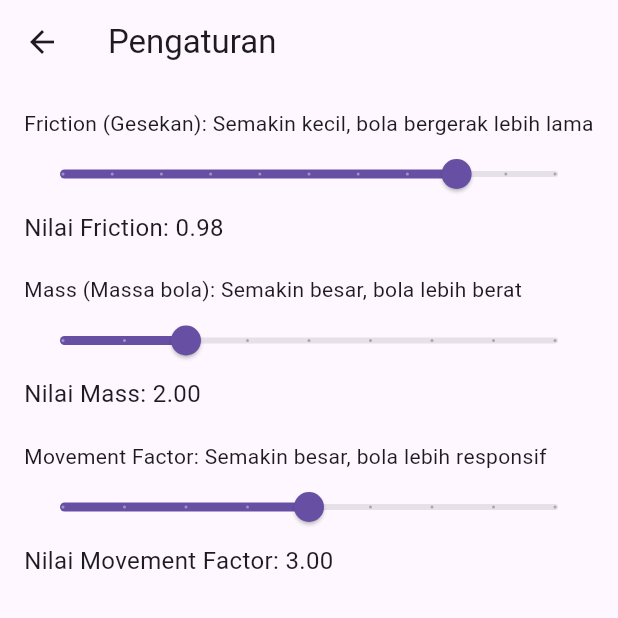
After one commit to Syawalridho/grand-ball-auto, a Flutter app: the MainGameScreen screen opened directly, after a tap on "Aktifkan Sensor Cahaya", after a tap on "Pengaturan", on a phone screen of 412 x 824 dp, the top half of it. The commit adds this screen. Run offline on Flutter 3.47's test engine with Material 3 defaults, Android fonts, the light colour scheme and no system bars; our stand-ins replace image_picker, sensors_plus, stop_watch_timer; missing offline and left inert: flame, light.

Commit message:
feat: integrating game to menu

```diff
--- /dev/null
+++ b/lib/game/game_screen.dart
@@ -0,0 +1,257 @@
+import 'package:flutter/material.dart';
+import 'package:image_picker/image_picker.dart';
+import 'dart:io';
+import 'ball_game.dart';
+import 'package:flame/game.dart';
+import 'light_sensor.dart';
+
+class MainGameScreen extends StatefulWidget {
+  @override
+  _MainGameScreenState createState() => _MainGameScreenState();
+}
+
+class _MainGameScreenState extends State<MainGameScreen> {
+  File? _userPhoto;
+  LightSensor? _lightSensor;
+  double _luxValue = 0.0;
+  bool isLightSensorActive = false;
+
+  // Game settings
+  double _friction = 0.98;
+  double _mass = 2.0;
+  double _movementFactor = 3.0;
+
+  Future<void> _takePhoto() async {
+    final picker = ImagePicker();
+    final XFile? pickedFile =
+        await picker.pickImage(source: ImageSource.camera);
+    if (pickedFile != null) {
+      setState(() {
+        _userPhoto = File(pickedFile.path);
+      });
+    }
+  }
+
+  void _toggleLightSensor() {
+    setState(() {
+      if (isLightSensorActive) {
+        _lightSensor?.stopListening();
+        isLightSensorActive = false;
+      } else {
+        _lightSensor = LightSensor();
+        _lightSensor?.startListening((luxValue) {
+          setState(() {
+            _luxValue = luxValue;
+          });
+        });
+        isLightSensorActive = true;
+      }
+    });
+  }
+
+  double _calculateBackgroundOpacity() {
+    if (!isLightSensorActive)
+      return 1.0; // Default full brightness if sensor is off
+    return _luxValue > 50
+        ? 1.0
+        : 0.0; // Set opacity based on light intensity threshold
+  }
+
+  void _startGame(BuildContext context) {
+    if (_userPhoto != null) {
+      Navigator.push(
+        context,
+        MaterialPageRoute(
+          builder: (context) => GameWidget(
+            game: BallGame(
+              userPhoto: _userPhoto,
+              startWithCalibration: true,
+              lightSensor: _lightSensor,
+            )
+              ..friction = _friction
+              ..ballMass = _mass
+              ..movementFactor = _movementFactor,
+          ),
+        ),
+      );
+    }
+  }
+
+  void _openSettings(BuildContext context) {
+    Navigator.push(
+      context,
+      MaterialPageRoute(
+        builder: (context) => SettingsScreen(
+          friction: _friction,
+          mass: _mass,
+          movementFactor: _movementFactor,
+          onSettingsChanged: (newFriction, newMass, newMovementFactor) {
+            setState(() {
+              _friction = newFriction;
+              _mass = newMass;
+              _movementFactor = newMovementFactor;
+            });
+          },
+        ),
+      ),
+    );
+  }
+
+  @override
+  Widget build(BuildContext context) {
+    return Scaffold(
+      appBar: AppBar(title: Text("Ball Game")),
+      body: Stack(
+        children: [
+          Opacity(
+            opacity: _calculateBackgroundOpacity(),
+            child: Container(color: Colors.white),
+          ),
+          Center(
+            child: Column(
+              mainAxisAlignment: MainAxisAlignment.center,
+              children: [
+                Text(
+                  "Buka kamera untuk membuat avatar bolamu",
+                  style: TextStyle(fontSize: 18, fontWeight: FontWeight.bold),
+                  textAlign: TextAlign.center,
+                ),
+                const SizedBox(height: 20),
+                ElevatedButton(
+                  onPressed: _takePhoto,
+                  child: Text("Buka Kamera"),
+                ),
+                if (_userPhoto != null)
+                  ElevatedButton(
+                    onPressed: () => _startGame(context),
+                    child: Text("Mulai Permainan"),
+                  ),
+                const SizedBox(height: 20),
+                ElevatedButton(
+                  onPressed: _toggleLightSensor,
+                  child: Text(isLightSensorActive
+                      ? "Matikan Sensor Cahaya"
+                      : "Aktifkan Sensor Cahaya"),
+                ),
+                const SizedBox(height: 20),
+                ElevatedButton(
+                  onPressed: () => _openSettings(context),
+                  child: Text("Pengaturan"),
+                ),
+              ],
+            ),
+          ),
+        ],
+      ),
+    );
+  }
+}
+
+class SettingsScreen extends StatefulWidget {
+  final double friction;
+  final double mass;
+  final double movementFactor;
+  final Function(double, double, double) onSettingsChanged;
+
+  const SettingsScreen({
+    required this.friction,
+    required this.mass,
+    required this.movementFactor,
+    required this.onSettingsChanged,
+  });
+
+  @override
+  _SettingsScreenState createState() => _SettingsScreenState();
+}
+
+class _SettingsScreenState extends State<SettingsScreen> {
+  late double currentFriction;
+  late double currentMass;
+  late double currentMovementFactor;
+
+  @override
+  void initState() {
+    super.initState();
+    currentFriction = widget.friction;
+    currentMass = widget.mass;
+    currentMovementFactor = widget.movementFactor;
+  }
+
+  void _updateSettings() {
+    widget.onSettingsChanged(
+        currentFriction, currentMass, currentMovementFactor);
+  }
+
+  @override
+  Widget build(BuildContext context) {
+    return Scaffold(
+      appBar: AppBar(title: Text("Pengaturan")),
+      body: Padding(
+        padding: const EdgeInsets.all(16.0),
+        child: Column(
+          crossAxisAlignment: CrossAxisAlignment.start,
+          children: [
+            // Friction Slider
+            Text("Friction (Gesekan): Semakin kecil, bola bergerak lebih lama"),
+            Slider(
+              value: currentFriction,
+              min: 0.9,
+              max: 1.0,
+              divisions: 10,
+              label: currentFriction.toStringAsFixed(2),
+              onChanged: (value) {
+                setState(() {
+                  currentFriction = value;
+                });
+                _updateSettings();
+              },
+            ),
+            Text("Nilai Friction: ${currentFriction.toStringAsFixed(2)}",
+                style: TextStyle(fontSize: 16)),
+
+            SizedBox(height: 20),
+
+            // Mass Slider
+            Text("Mass (Massa bola): Semakin besar, bola lebih berat"),
+            Slider(
+              value: currentMass,
+              min: 1.0,
+              max: 5.0,
+              divisions: 8,
+              label: currentMass.toStringAsFixed(2),
+              onChanged: (value) {
+                setState(() {
+                  currentMass = value;
+                });
+                _updateSettings();
+              },
+            ),
+            Text("Nilai Mass: ${currentMass.toStringAsFixed(2)}",
+                style: TextStyle(fontSize: 16)),
+
+            SizedBox(height: 20),
+
+            // Movement Factor Slider
+            Text("Movement Factor: Semakin besar, bola lebih responsif"),
+            Slider(
+              value: currentMovementFactor,
+              min: 1.0,
+              max: 5.0,
+              divisions: 8,
+              label: currentMovementFactor.toStringAsFixed(2),
+              onChanged: (value) {
+                setState(() {
+                  currentMovementFactor = value;
+                });
+                _updateSettings();
+              },
+            ),
+            Text(
+                "Nilai Movement Factor: ${currentMovementFactor.toStringAsFixed(2)}",
+                style: TextStyle(fontSize: 16)),
+          ],
+        ),
+      ),
+    );
+  }
+}
--- a/lib/pages/level_selection_page.dart
+++ b/lib/pages/level_selection_page.dart
@@ -1,6 +1,7 @@
 import 'package:flutter/material.dart';
 import '../assets/LevelButton.dart';
 import 'level1.dart';
+import '../game/game_screen.dart';
 
 class LevelSelectionPage extends StatelessWidget {
   const LevelSelectionPage({Key? key}) : super(key: key);
@@ -51,7 +52,7 @@ class LevelSelectionPage extends StatelessWidget {
                           Navigator.push(
                             context,
                             MaterialPageRoute(
-                              builder: (context) => Level1Widget(),
+                              builder: (context) => MainGameScreen(),
                             ),
                           );
                         },
--- a/pubspec.yaml
+++ b/pubspec.yaml
@@ -36,6 +36,10 @@ dependencies:
   # The following adds the Cupertino Icons font to your application.
   # Use with the CupertinoIcons class for iOS style icons.
   cupertino_icons: ^1.0.8
+  flame: ^1.22.0
+  sensors_plus: ^6.1.0
+  image_picker: ^1.1.2
+  light: ^3.0.1
 
 dev_dependencies:
   flutter_test:
```
Also changed, not shown: lib/game/ball_component.dart (added, +52 -0 lines), lib/game/ball_game.dart (added, +108 -0 lines), lib/game/light_sensor.dart (added, +36 -0 lines), pubspec.lock, 9 other files.
